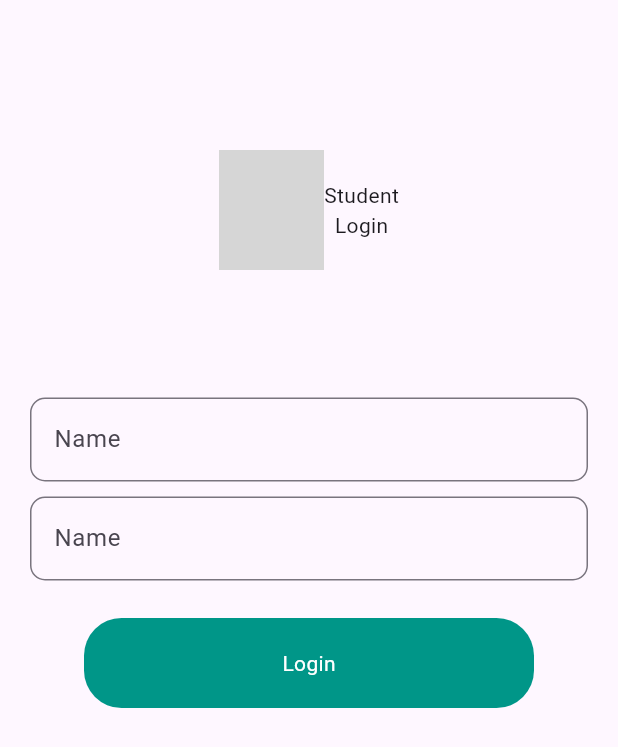
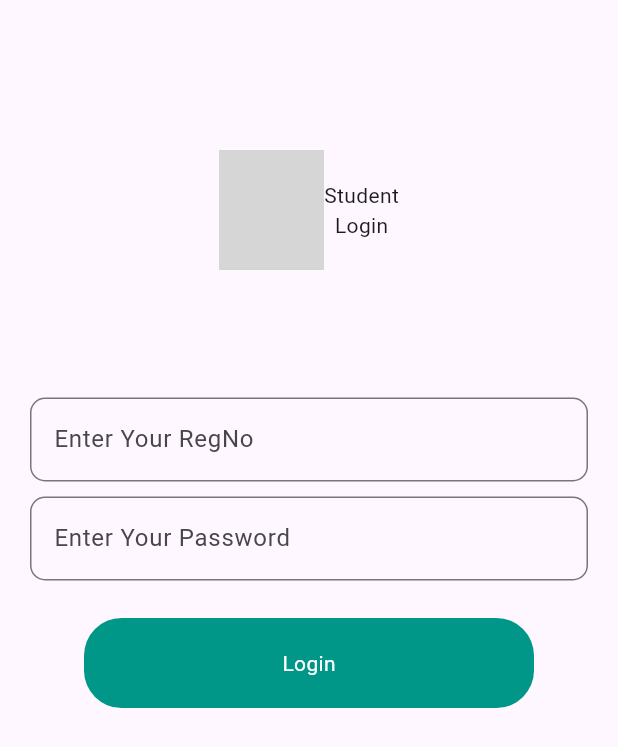
Before and after one commit to UmairMarrie/FlutterLibraryApp, a Flutter app: the screen it shows after launch, after a tap on "Login", on a phone screen of 412 x 824 dp. Shown: the top 747 px of the screen. Run offline on Flutter 3.47's test engine with Material 3 defaults, Android fonts, the phone set to English and light mode, and no system bars; network calls fail; grey boxes are pictures that could not be loaded.

Commit message:
inital commit

```diff
--- a/lib/screens/login_screen.dart
+++ b/lib/screens/login_screen.dart
@@ -1,3 +1,4 @@
+import 'package:first_app/utils/routes_name.dart';
 import 'package:flutter/material.dart';
 
 class Login extends StatelessWidget {
@@ -37,12 +38,16 @@ class Login extends StatelessWidget {
                     height: 80,
                   ),
 
-              LoginText(),
-               LoginText(),
+              LoginText(hint: "Enter Your RegNo",),
+               LoginText(hint: "Enter Your Password",),
                 SizedBox(
                     height: 20,
                   ),
-                Container(
+                InkWell(
+                  onTap: (){
+                    Navigator.pushNamed(context, RouteName.mainpage);
+                  },
+                  child: Container(
                   height: 60,
                   width: 300,
                   decoration: BoxDecoration(
@@ -53,6 +58,7 @@ class Login extends StatelessWidget {
                     "Login",
                     style: TextStyle(color: Colors.white),
                   )),
+                                ),
                 )
           ],
         ),
@@ -62,7 +68,8 @@ class Login extends StatelessWidget {
 }
 
 class LoginText extends StatelessWidget {
-  const LoginText({super.key});
+  final String hint;
+  const LoginText({super.key,required this.hint});
 
   @override
   Widget build(BuildContext context) {
@@ -73,7 +80,9 @@ class LoginText extends StatelessWidget {
             border: OutlineInputBorder(
               borderRadius: BorderRadius.circular(10),
             ),
-            hintText: "Name"),
+            hintText: hint,
+
+            ),
       ),
     );
   }
--- a/lib/utils/routes.dart
+++ b/lib/utils/routes.dart
@@ -1,5 +1,6 @@
 import 'package:first_app/screens/home_Page.dart';
 import 'package:first_app/screens/login_screen.dart';
+import 'package:first_app/screens/main_content.dart';
 import 'package:first_app/screens/signup_screen.dart';
 import 'package:first_app/splash_screen.dart';
 import 'package:first_app/utils/routes_name.dart';
@@ -20,6 +21,9 @@ class Routes {
         case RouteName.login:
         return MaterialPageRoute(builder: (context) => Login());
 
+        case RouteName.mainpage:
+        return MaterialPageRoute(builder: (context)=>MainPage());
+
       default:
         return MaterialPageRoute(
             builder: (context) => Scaffold(
--- a/lib/utils/routes_name.dart
+++ b/lib/utils/routes_name.dart
@@ -4,6 +4,7 @@ static const String intoPage = "intro_screen";
 static const String splashscreen = "splash_screen";
 static const String signup = "signup_screen";
 static const String login = "login_screen";
+static const String mainpage = "main_content";
 
 
 
```
Also changed, not shown: lib/screens/main_content.dart (added, +15 -0 lines). Lines whose indentation alone changed are shown as unchanged.
